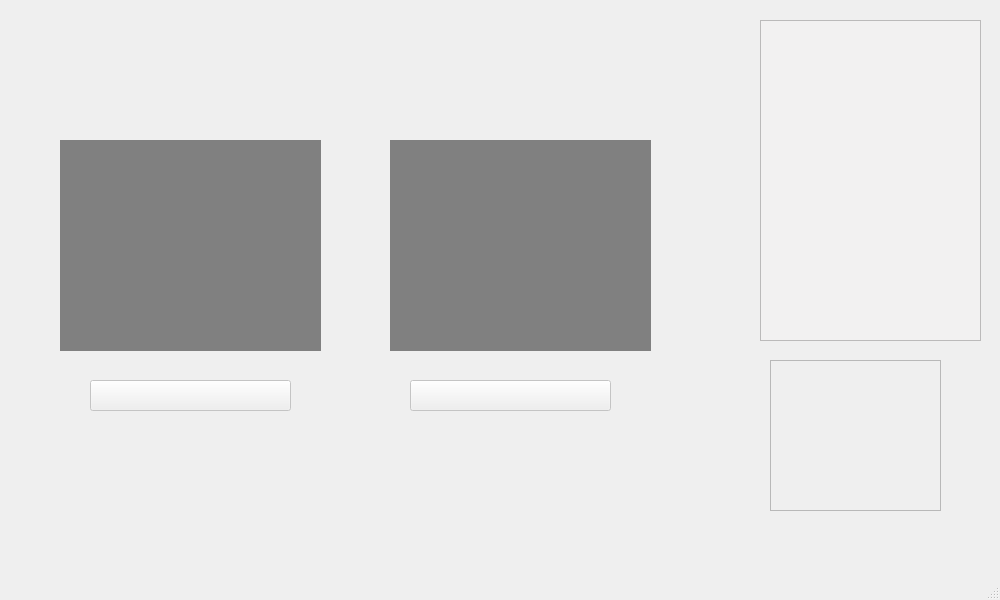
Before: the Qt Designer form form.ui in Saido07/XY-Robot-Arm, drawn with Qt 5.
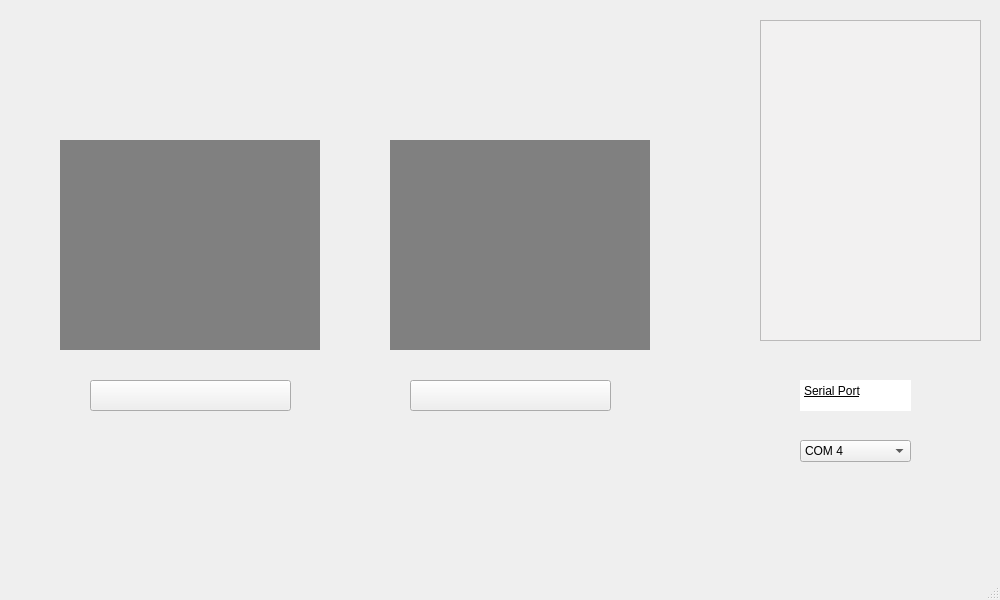
After: the same form once the commit is applied. Icons and pictures are not drawn.

Commit message: design berkay

Diff of the .ui file:
```diff
--- a/form.ui
+++ b/form.ui
@@ -3,7 +3,7 @@
  <class>mainWin</class>
  <widget class="QMainWindow" name="mainWin">
   <property name="enabled">
-   <bool>false</bool>
+   <bool>true</bool>
   </property>
   <property name="geometry">
    <rect>
@@ -49,8 +49,8 @@
      <rect>
       <x>60</x>
       <y>140</y>
-      <width>261</width>
-      <height>211</height>
+      <width>260</width>
+      <height>210</height>
      </rect>
     </property>
     <property name="styleSheet">
@@ -66,8 +66,8 @@
      <rect>
       <x>390</x>
       <y>140</y>
-      <width>261</width>
-      <height>211</height>
+      <width>260</width>
+      <height>210</height>
      </rect>
     </property>
     <property name="styleSheet">
@@ -126,15 +126,57 @@
 </string>
     </property>
    </widget>
-   <widget class="QListWidget" name="comPortsLst">
+   <widget class="QPlainTextEdit" name="plainTextEdit">
     <property name="geometry">
      <rect>
-      <x>770</x>
-      <y>360</y>
-      <width>171</width>
-      <height>151</height>
+      <x>800</x>
+      <y>380</y>
+      <width>111</width>
+      <height>31</height>
      </rect>
     </property>
+    <property name="font">
+     <font>
+      <underline>true</underline>
+     </font>
+    </property>
+    <property name="styleSheet">
+     <string notr="true">border : none;
+outline : none;</string>
+    </property>
+    <property name="plainText">
+     <string>Serial Port</string>
+    </property>
+   </widget>
+   <widget class="QComboBox" name="comboBox">
+    <property name="geometry">
+     <rect>
+      <x>800</x>
+      <y>440</y>
+      <width>111</width>
+      <height>22</height>
+     </rect>
+    </property>
+    <item>
+     <property name="text">
+      <string>COM 4</string>
+     </property>
+    </item>
+    <item>
+     <property name="text">
+      <string>COM 5</string>
+     </property>
+    </item>
+    <item>
+     <property name="text">
+      <string>COM 6</string>
+     </property>
+    </item>
+    <item>
+     <property name="text">
+      <string>com 7</string>
+     </property>
+    </item>
    </widget>
   </widget>
   <widget class="QMenuBar" name="menubar">
```
Left out of the diff: 6 changed lines with no effect on the pictures. The commit also changes 3 other files.
